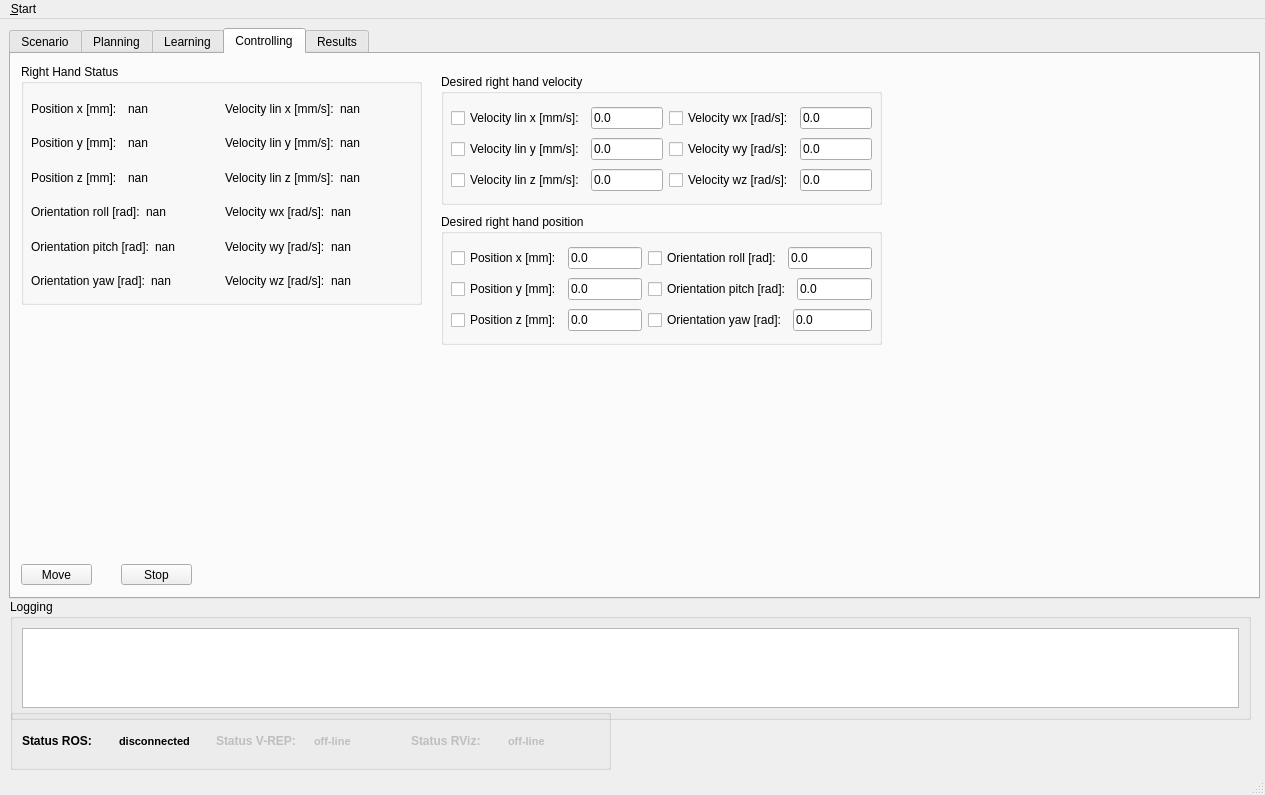
Before: the Qt Designer form ui/main_window.ui in zohannn/motion_manager, drawn with Qt 5.
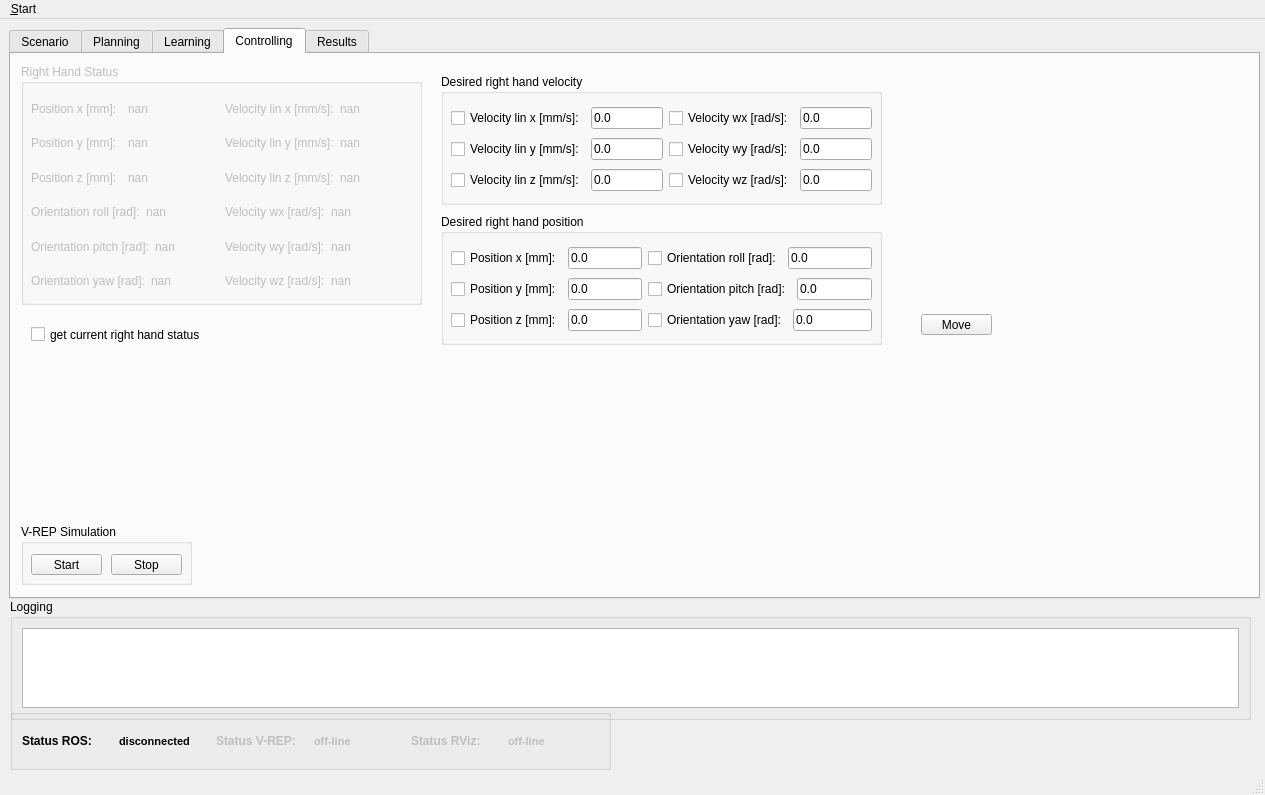
After: the same form once the commit is applied. Icons and pictures are not drawn. Custom widgets are drawn as their Qt base class.

Commit message: reading right and left hand kinematic info

Diff of the .ui file:
```diff
--- a/ui/main_window.ui
+++ b/ui/main_window.ui
@@ -1733,6 +1733,9 @@
       <string>Controlling</string>
      </attribute>
      <widget class="QGroupBox" name="groupBox_right_hand">
+      <property name="enabled">
+       <bool>false</bool>
+      </property>
       <property name="geometry">
        <rect>
         <x>10</x>
@@ -2266,8 +2269,8 @@
      <widget class="QPushButton" name="pushButton_move_control">
       <property name="geometry">
        <rect>
-        <x>10</x>
-        <y>510</y>
+        <x>910</x>
+        <y>260</y>
         <width>71</width>
         <height>21</height>
        </rect>
@@ -2276,19 +2279,58 @@
        <string>Move</string>
       </property>
      </widget>
-     <widget class="QPushButton" name="pushButton_stop_control">
+     <widget class="QCheckBox" name="checkBox_right_hand_status">
       <property name="geometry">
        <rect>
-        <x>110</x>
-        <y>510</y>
-        <width>71</width>
+        <x>20</x>
+        <y>270</y>
+        <width>211</width>
         <height>21</height>
        </rect>
       </property>
       <property name="text">
-       <string>Stop</string>
+       <string>get current right hand status</string>
       </property>
      </widget>
+     <widget class="QGroupBox" name="groupBox_sim">
+      <property name="geometry">
+       <rect>
+        <x>10</x>
+        <y>470</y>
+        <width>171</width>
+        <height>61</height>
+       </rect>
+      </property>
+      <property name="title">
+       <string>V-REP Simulation</string>
+      </property>
+      <widget class="QPushButton" name="pushButton_stop_control">
+       <property name="geometry">
+        <rect>
+         <x>90</x>
+         <y>30</y>
+         <width>71</width>
+         <height>21</height>
+        </rect>
+       </property>
+       <property name="text">
+        <string>Stop</string>
+       </property>
+      </widget>
+      <widget class="QPushButton" name="pushButton_start_control">
+       <property name="geometry">
+        <rect>
+         <x>10</x>
+         <y>30</y>
+         <width>71</width>
+         <height>21</height>
+        </rect>
+       </property>
+       <property name="text">
+        <string>Start</string>
+       </property>
+      </widget>
+     </widget>
     </widget>
     <widget class="QWidget" name="tab_results">
      <property name="enabled">
```
Left out of the diff: 2 changed lines with no effect on the pictures. The commit also changes 8 other files.
